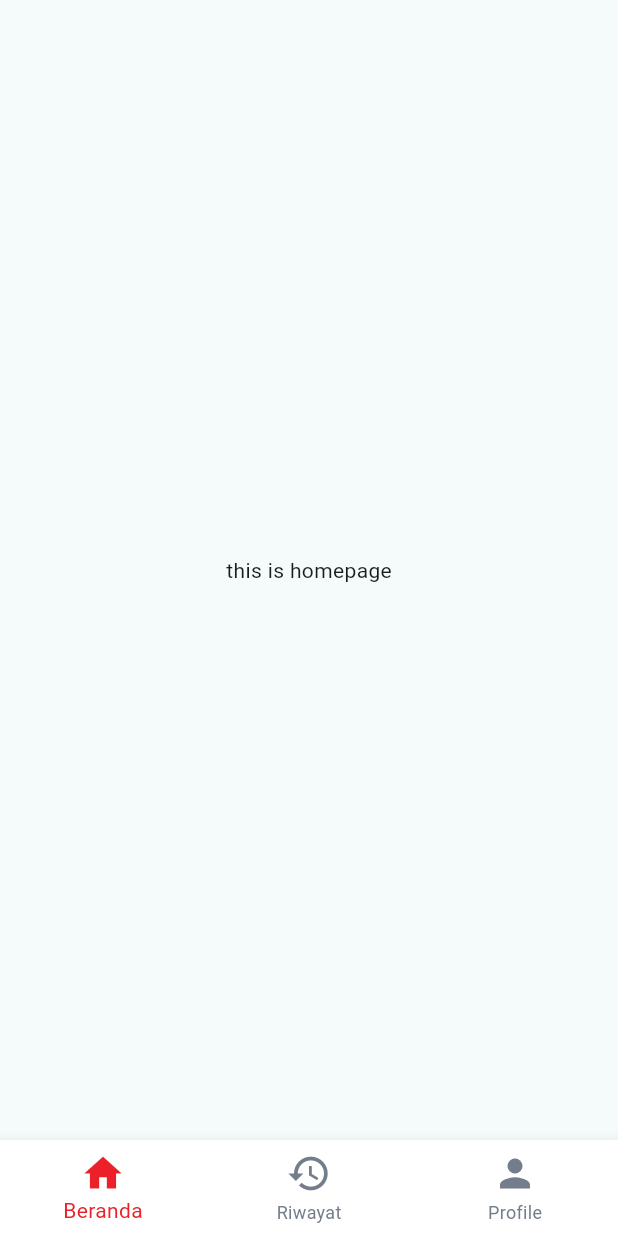
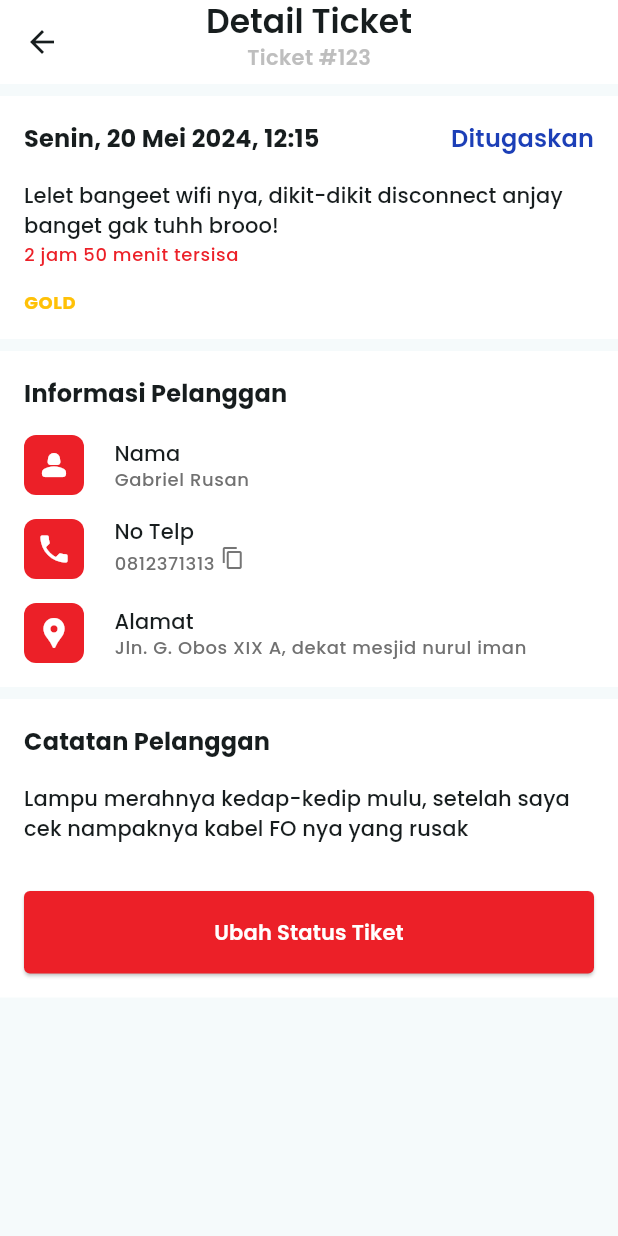
Before and after one commit to GabrielRusan/Telkom_Teknisi_App, a Flutter app: the screen it shows after launch, on a phone screen of 412 x 824 dp. Run offline on Flutter 3.47's test engine with Material 3 defaults, Android fonts, the phone set to English and light mode, and no system bars; our stand-ins replace dartz, data_connection_checker, dio, equatable, flutter_bloc, flutter_svg and 3 more.

Commit message:
half done ticket detail page

```diff
--- a/lib/injection.dart
+++ b/lib/injection.dart
@@ -12,6 +12,13 @@ import 'package:data_connection_checker/data_connection_checker.dart';
 import 'package:dio/dio.dart';
 import 'package:get_it/get_it.dart';
 import 'package:shared_preferences/shared_preferences.dart';
+import 'package:ticket/data/datasources/ticket_remote_datasource/ticket_remote_datasource.dart';
+import 'package:ticket/data/datasources/ticket_remote_datasource/ticket_remote_datasource_impl.dart';
+import 'package:ticket/data/repositories/ticket_repository_impl.dart';
+import 'package:ticket/domain/repositories/ticket_repository.dart';
+import 'package:ticket/domain/usecases/get_active_ticket.dart';
+import 'package:ticket/domain/usecases/get_historic_ticket.dart';
+import 'package:ticket/presentation/blocs/historic_ticket_bloc/historic_ticket_bloc.dart';
 
 final locator = GetIt.instance;
 
@@ -27,19 +34,28 @@ Future<void> init() async {
   //datasources
   locator.registerLazySingleton<AuthRemoteDataSource>(
       () => AuthRemoteDataSourceImpl(sharedPref: locator(), dio: locator()));
+  locator.registerLazySingleton<TicketRemoteDatasource>(
+      () => TicketRemoteDatasourceImpl(sharedPref: locator(), dio: locator()));
 
   //repositories
   locator.registerLazySingleton<AuthRepository>(
       () => AuthRepositoryImpl(authRemoteDataSource: locator()));
+  locator.registerLazySingleton<TicketRepository>(() => TicketRepositoryImpl(
+      ticketRemoteDatasource: locator(), networkInfo: locator()));
 
   //usecases
   locator.registerLazySingleton(() => Login(repository: locator()));
   locator.registerLazySingleton(() => GetUserData(repository: locator()));
+  locator.registerLazySingleton(
+      () => GetActiveTicket(ticketRepository: locator()));
+  locator.registerLazySingleton(
+      () => GetHistoricTicket(ticketRepository: locator()));
 
   //blocs
   locator.registerFactory(() => LoginBloc(locator()));
   locator.registerFactory(() => SplashScreenBloc(locator()));
   locator.registerFactory(() => HomepageBloc());
+  locator.registerFactory(() => HistoricTicketBloc(locator()));
 
   // network info
   locator.registerLazySingleton<NetworkInfo>(() => NetworkInfoImpl(locator()));
--- a/lib/main.dart
+++ b/lib/main.dart
@@ -8,6 +8,8 @@ import 'package:flutter/material.dart';
 import 'package:core/utils/routes.dart';
 import 'package:flutter_bloc/flutter_bloc.dart';
 import 'package:telkom_teknisi_app/injection.dart' as di;
+import 'package:ticket/presentation/blocs/historic_ticket_bloc/historic_ticket_bloc.dart';
+import 'package:ticket/presentation/pages/detail_ticket_page.dart';
 
 void main() async {
   WidgetsFlutterBinding.ensureInitialized();
@@ -32,6 +34,9 @@ class MyApp extends StatelessWidget {
         BlocProvider<HomepageBloc>(
           create: (_) => di.locator<HomepageBloc>(),
         ),
+        BlocProvider<HistoricTicketBloc>(
+          create: (_) => di.locator<HistoricTicketBloc>(),
+        ),
       ],
       child: MaterialApp(
         title: 'Telkom Teknisi App',
@@ -40,11 +45,12 @@ class MyApp extends StatelessWidget {
           useMaterial3: true,
         ),
         debugShowCheckedModeBanner: false,
-        initialRoute: MyRoutes.homePage,
+        initialRoute: MyRoutes.detailTicketPage,
         routes: {
           MyRoutes.splashScreen: (_) => const SplashScreen(),
           MyRoutes.loginScreen: (_) => const LoginScreen(),
           MyRoutes.homePage: (_) => const HomePage(),
+          MyRoutes.detailTicketPage: (_) => const DetailTicketPage(),
         },
       ),
     );
--- a/modules/core/lib/presentation/homepage/view/homepage.dart
+++ b/modules/core/lib/presentation/homepage/view/homepage.dart
@@ -2,6 +2,7 @@ import 'package:core/presentation/homepage/bloc/homepage_bloc.dart';
 import 'package:core/widgets/bottom_navbar_widget.dart';
 import 'package:flutter/material.dart';
 import 'package:flutter_bloc/flutter_bloc.dart';
+import 'package:ticket/presentation/pages/historic_ticket_page.dart';
 
 class HomePage extends StatelessWidget {
   const HomePage({super.key});
@@ -19,12 +20,7 @@ class HomePage extends StatelessWidget {
               ),
               bottomNavigationBar: BottomNavigationBarWidget(),
             ),
-            Scaffold(
-              body: Center(
-                child: Text('this is other page'),
-              ),
-              bottomNavigationBar: BottomNavigationBarWidget(),
-            ),
+            HistoricTicketPage(),
             Scaffold(
               body: Center(
                 child: Text('this is other 2 page'),
--- a/modules/core/lib/utils/routes.dart
+++ b/modules/core/lib/utils/routes.dart
@@ -2,4 +2,5 @@ class MyRoutes {
   static const String splashScreen = '/';
   static const String loginScreen = '/login';
   static const String homePage = '/home';
+  static const String detailTicketPage = '/ticket-detail';
 }
--- a/modules/core/pubspec.yaml
+++ b/modules/core/pubspec.yaml
@@ -9,6 +9,8 @@ environment:
   flutter: ">=1.17.0"
 
 dependencies:
+  ticket:
+    path: ../ticket
   equatable: ^2.0.5
   flutter:
     sdk: flutter
--- /dev/null
+++ b/modules/ticket/lib/presentation/pages/detail_ticket_page.dart
@@ -0,0 +1,296 @@
+import 'package:core/styles/color_theme_style.dart';
+import 'package:core/styles/text_style_widget.dart';
+import 'package:core/widgets/button_widget.dart';
+import 'package:flutter/material.dart';
+
+class DetailTicketPage extends StatelessWidget {
+  const DetailTicketPage({super.key});
+
+  @override
+  Widget build(BuildContext context) {
+    return Scaffold(
+      appBar: AppBar(
+        backgroundColor: Colors.white,
+        centerTitle: true,
+        title: Padding(
+          padding: const EdgeInsets.only(bottom: 8.0),
+          child: Column(
+            children: [
+              Text(
+                "Detail Ticket",
+                style: TextStyleWidget.titleT1(fontWeight: FontWeight.w600),
+              ),
+              Text(
+                "Ticket #123",
+                style: TextStyleWidget.bodyB2(
+                    color: ColorThemeStyle.grey80, fontWeight: FontWeight.w600),
+              ),
+            ],
+          ),
+        ),
+      ),
+      body: SingleChildScrollView(
+        child: Column(
+          crossAxisAlignment: CrossAxisAlignment.start,
+          children: [
+            const SizedBox(
+              height: 8,
+            ),
+            Container(
+              padding: const EdgeInsets.all(16),
+              decoration: const BoxDecoration(color: Colors.white),
+              child: Column(
+                crossAxisAlignment: CrossAxisAlignment.start,
+                children: [
+                  Row(
+                    mainAxisAlignment: MainAxisAlignment.spaceBetween,
+                    children: [
+                      Text(
+                        'Senin, 20 Mei 2024, 12:15',
+                        style: TextStyleWidget.titleT2(
+                            // color: ColorThemeStyle.grey80,
+                            fontWeight: FontWeight.w700),
+                      ),
+                      Text(
+                        'Ditugaskan',
+                        style: TextStyleWidget.titleT2(
+                            fontWeight: FontWeight.w600,
+                            color: ColorThemeStyle.blue100),
+                      ),
+                    ],
+                  ),
+                  const SizedBox(
+                    height: 16,
+                  ),
+                  Text(
+                    'Lelet bangeet wifi nya, dikit-dikit disconnect anjay banget gak tuhh brooo!',
+                    style: TextStyleWidget.titleT3(fontWeight: FontWeight.w500),
+                  ),
+                  const SizedBox(
+                    height: 2,
+                  ),
+                  Text(
+                    '2 jam 50 menit tersisa',
+                    textAlign: TextAlign.justify,
+                    style: TextStyleWidget.bodyB3(
+                        fontWeight: FontWeight.w500,
+                        color: ColorThemeStyle.redPrimary),
+                  ),
+                  const SizedBox(
+                    height: 16,
+                  ),
+                  Text(
+                    'GOLD',
+                    style: TextStyleWidget.bodyB3(
+                        fontWeight: FontWeight.bold,
+                        // color: Colors.grey.shade500,
+                        color: Colors.amber),
+                  ),
+                ],
+              ),
+            ),
+            const SizedBox(
+              height: 8,
+            ),
+            Container(
+              padding: const EdgeInsets.all(16),
+              decoration: const BoxDecoration(color: Colors.white),
+              child: Column(
+                crossAxisAlignment: CrossAxisAlignment.start,
+                children: [
+                  Text(
+                    'Informasi Pelanggan',
+                    style: TextStyleWidget.titleT2(fontWeight: FontWeight.w700),
+                  ),
+                  const SizedBox(
+                    height: 16,
+                  ),
+                  Row(
+                    children: [
+                      Expanded(
+                        flex: 1,
+                        child: Column(
+                          crossAxisAlignment: CrossAxisAlignment.start,
+                          children: [
+                            Container(
+                              padding: const EdgeInsets.all(8),
+                              decoration: BoxDecoration(
+                                  color: ColorThemeStyle.redPrimary,
+                                  borderRadius: BorderRadius.circular(8)),
+                              child: const Icon(
+                                Icons.person_2_rounded,
+                                color: Colors.white,
+                              ),
+                            ),
+                            const SizedBox(
+                              height: 16,
+                            ),
+                            Container(
+                              padding: const EdgeInsets.all(8),
+                              decoration: BoxDecoration(
+                                  color: ColorThemeStyle.redPrimary,
+                                  borderRadius: BorderRadius.circular(8)),
+                              child: const Icon(
+                                Icons.phone,
+                                color: Colors.white,
+                              ),
+                            ),
+                            const SizedBox(
+                              height: 16,
+                            ),
+                            Container(
+                              padding: const EdgeInsets.all(8),
+                              decoration: BoxDecoration(
+                                  color: ColorThemeStyle.redPrimary,
+                                  borderRadius: BorderRadius.circular(8)),
+                              child: const Icon(
+                                Icons.location_pin,
+                                color: Colors.white,
+                              ),
+                            ),
+                          ],
+                        ),
+                      ),
+                      Expanded(
+                        flex: 8,
+                        child: Padding(
+                          padding: const EdgeInsets.only(left: 18.0),
+                          child: Column(
+                            crossAxisAlignment: CrossAxisAlignment.start,
+                            mainAxisAlignment: MainAxisAlignment.start,
+                            children: [
+                              Column(
+                                crossAxisAlignment: CrossAxisAlignment.start,
+                                children: [
+                                  Text(
+                                    'Nama',
+                                    style: TextStyleWidget.titleT3(
+                                        fontWeight: FontWeight.w500),
+                                  ),
+                                  Text(
+                                    'Gabriel Rusan',
+                                    style: TextStyleWidget.bodyB3(
+                                        fontWeight: FontWeight.w500,
+                                        color: ColorThemeStyle.grey100),
+                                  ),
+                                ],
+                              ),
+                              const SizedBox(
+                                height: 16,
+                              ),
+                              GestureDetector(
+                                onTap: () {
+                                  ScaffoldMessenger.of(context).showSnackBar(
+                                      const SnackBar(
+                                          duration: Duration(seconds: 1),
+                                          content:
+                                              Text('No telepon disalin!')));
+                                },
+                                child: Column(
+                                  crossAxisAlignment: CrossAxisAlignment.start,
+                                  children: [
+                                    Text(
+                                      'No Telp',
+                                      style: TextStyleWidget.titleT3(
+                                          fontWeight: FontWeight.w500),
+                                    ),
+                                    Row(
+                                      children: [
+                                        Text(
+                                          '0812371313',
+                                          style: TextStyleWidget.bodyB3(
+                                              fontWeight: FontWeight.w500,
+                                              color: ColorThemeStyle.grey100),
+                                        ),
+                                        const SizedBox(
+                                          width: 4,
+                                        ),
+                                        Padding(
+                                          padding: const EdgeInsets.only(
+                                              bottom: 8.0),
+                                          child: Icon(
+                                            Icons.copy,
+                                            size: 16,
+                                            color: Colors.grey.shade600,
+                                          ),
+                                        ),
+                                      ],
+                                    ),
+                                  ],
+                                ),
+                              ),
+                              const SizedBox(
+                                height: 16,
+                              ),
+                              Column(
+                                crossAxisAlignment: CrossAxisAlignment.start,
+                                children: [
+                                  Text(
+                                    'Alamat',
+                                    style: TextStyleWidget.titleT3(
+                                        fontWeight: FontWeight.w500),
+                                  ),
+                                  FittedBox(
+                                    fit: BoxFit.scaleDown,
+                                    child: Text(
+                                      'Jln. G. Obos XIX A, dekat mesjid nurul iman',
+                                      maxLines: 1,
+                                      style: TextStyleWidget.bodyB3(
+                                          fontWeight: FontWeight.w500,
+                                          color: ColorThemeStyle.grey100),
+                                    ),
+                                  ),
+                                ],
+                              ),
+                            ],
+                          ),
+                        ),
+                      )
+                    ],
+                  ),
+                ],
+              ),
+            ),
+            const SizedBox(
+              height: 8,
+            ),
+            Container(
+              padding: const EdgeInsets.all(16),
+              decoration: const BoxDecoration(color: Colors.white),
+              child: Column(
+                crossAxisAlignment: CrossAxisAlignment.start,
+                children: [
+                  Text(
+                    'Catatan Pelanggan',
+                    style: TextStyleWidget.titleT2(fontWeight: FontWeight.w700),
+                  ),
+                  const SizedBox(
+                    height: 16,
+                  ),
+                  Text(
+                    'Lampu merahnya kedap-kedip mulu, setelah saya cek nampaknya kabel FO nya yang rusak',
+                    style: TextStyleWidget.titleT3(fontWeight: FontWeight.w500),
+                  ),
+                  // Text(
+                  //   '-',
+                  //   style: TextStyleWidget.titleT3(fontWeight: FontWeight.w500),
+                  // ),
+                  const SizedBox(
+                    height: 32,
+                  ),
+                  ButtonWidget.defaultContainer(
+                      child: Text(
+                        'Ubah Status Tiket',
+                        style: TextStyleWidget.labelL1(
+                            color: Colors.white, fontWeight: FontWeight.w600),
+                      ),
+                      onPressed: () {})
+                ],
+              ),
+            ),
+          ],
+        ),
+      ),
+    );
+  }
+}
--- a/modules/ticket/lib/presentation/pages/historic_ticket_page.dart
+++ b/modules/ticket/lib/presentation/pages/historic_ticket_page.dart
@@ -1,8 +1,10 @@
+import 'package:core/styles/color_theme_style.dart';
 import 'package:core/styles/text_style_widget.dart';
 import 'package:core/widgets/bottom_navbar_widget.dart';
 import 'package:flutter/material.dart';
 import 'package:flutter_bloc/flutter_bloc.dart';
 import 'package:ticket/presentation/blocs/historic_ticket_bloc/historic_ticket_bloc.dart';
+import 'package:ticket/presentation/widgets/ticket_card.dart';
 
 class HistoricTicketPage extends StatelessWidget {
   const HistoricTicketPage({super.key});
@@ -10,18 +12,26 @@ class HistoricTicketPage extends StatelessWidget {
   @override
   Widget build(BuildContext context) {
     return Scaffold(
+      backgroundColor: Colors.white,
       appBar: AppBar(
+        backgroundColor: Colors.white,
+        surfaceTintColor: Colors.transparent,
+        leading: const SizedBox(),
         centerTitle: true,
         title: Text(
           'Riwayat',
-          style: TextStyleWidget.headlineH2(),
+          style: TextStyleWidget.titleT1(
+            fontWeight: FontWeight.w600,
+          ),
         ),
       ),
       body: BlocBuilder<HistoricTicketBloc, HistoricTicketState>(
         builder: (context, state) {
           if (state is HistoricTicketLoading) {
             return const Center(
-              child: CircularProgressIndicator(),
+              child: CircularProgressIndicator(
+                color: ColorThemeStyle.redPrimary,
+              ),
             );
           } else if (state is HistoricTicketLoaded) {
             if (state.result.isEmpty) {
@@ -29,9 +39,18 @@ class HistoricTicketPage extends StatelessWidget {
                 child: Text("Kosong"),
               );
             }
-            return ListView.builder(
-              itemBuilder: (context, index) {},
-              itemCount: state.result.length,
+            ListView.builder(
+              itemBuilder: (context, index) {
+                final ticket = state.result[index];
+                return Padding(
+                  padding: const EdgeInsets.only(left: 16, right: 16, top: 16),
+                  child: TicketCard(
+                      upperColor: Colors.orange,
+                      ticket: ticket,
+                      onTapCard: () {}),
+                );
+              },
+              itemCount: 10,
             );
           }
           return const SizedBox();
--- a/modules/ticket/lib/presentation/widgets/ticket_card.dart
+++ b/modules/ticket/lib/presentation/widgets/ticket_card.dart
@@ -26,6 +26,7 @@ class TicketCard extends StatelessWidget {
           boxShadow: [ShadowStyle.shadowFix1],
         ),
         child: Column(
+          crossAxisAlignment: CrossAxisAlignment.start,
           children: [
             Container(
               padding: const EdgeInsets.all(12),
@@ -99,17 +100,20 @@ class TicketCard extends StatelessWidget {
               padding: const EdgeInsets.symmetric(horizontal: 14),
               child: Text(
                 ticket.title,
-                style: TextStyleWidget.headlineH4(),
+                maxLines: 2,
+                overflow: TextOverflow.ellipsis,
+                style: TextStyleWidget.headlineH4(fontWeight: FontWeight.w600),
               ),
             ),
             const SizedBox(
-              height: 8,
+              height: 4,
             ),
             Padding(
               padding: const EdgeInsets.symmetric(horizontal: 14),
               child: Text(
-                ticket.title,
-                style: TextStyleWidget.headlineH4(),
+                ticket.createdAt.toString(),
+                style:
+                    TextStyleWidget.bodyB3(color: ColorThemeStyle.redPrimary),
               ),
             ),
             const SizedBox(
@@ -125,14 +129,17 @@ class TicketCard extends StatelessWidget {
                     child: Row(
                       crossAxisAlignment: CrossAxisAlignment.start,
                       children: [
-                        const Icon(
+                        Icon(
                           Icons.location_pin,
+                          color: upperColor ?? ColorThemeStyle.blue80,
                           size: 57,
                         ),
                         const SizedBox(
-                          width: 16,
+                          width: 8,
                         ),
                         Expanded(
+                          child: Padding(
+                            padding: const EdgeInsets.only(top: 4),
                             child: Column(
                               crossAxisAlignment: CrossAxisAlignment.start,
                               children: [
@@ -157,21 +164,24 @@ class TicketCard extends StatelessWidget {
                                 ),
                               ],
                             ),
+                          ),
                         )
                       ],
                     ),
                   ),
-                  Column(
+                  Padding(
+                    padding: const EdgeInsets.only(top: 4.0),
+                    child: Column(
                       crossAxisAlignment: CrossAxisAlignment.end,
                       children: [
                         Text(
-                        'GOLD',
+                          'Silver',
                           style: TextStyleWidget.titleT3(
-                          fontWeight: FontWeight.w600,
-                          color: const Color(0xFFFFD700),
-                        ),
+                              fontWeight: FontWeight.bold,
+                              color: const Color(0xFFC0C0C0)),
                         ),
                       ],
+                    ),
                   )
                 ],
               ),
--- a/pubspec.yaml
+++ b/pubspec.yaml
@@ -35,6 +35,8 @@ dependencies:
     path: modules/auth
   core:
     path: modules/core
+  ticket:
+    path: modules/ticket
   data_connection_checker:
     git:
       url: https://github.com/chornthorn/data_connection_checker.git
```
Also changed, not shown: pubspec.lock. Lines whose indentation alone changed are shown as unchanged.
